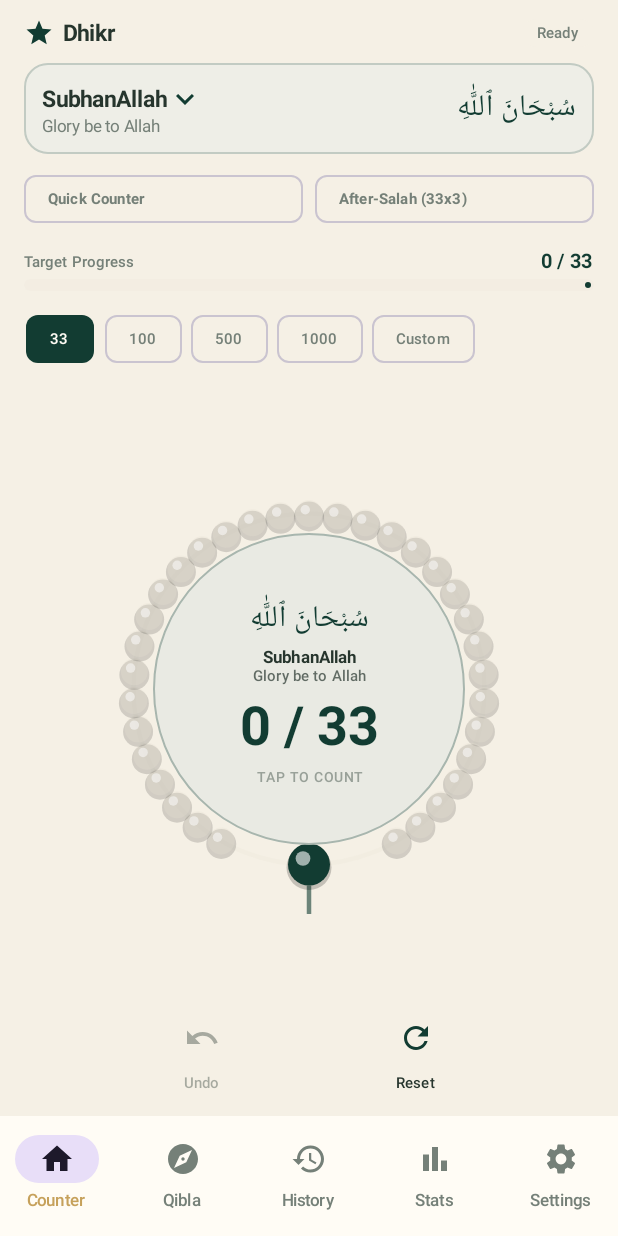
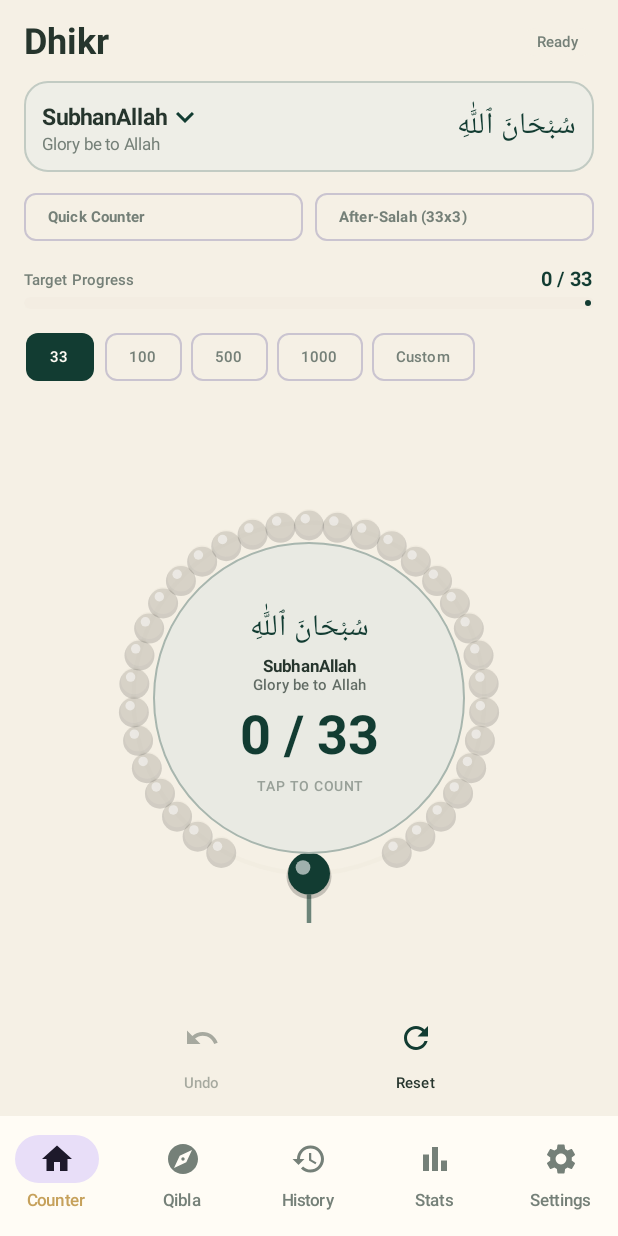
Before and after one commit to orewoleabdullah/Dhikr, an Android app built with Jetpack Compose: the screen it shows after launch (MainActivity), on a phone screen of 412 x 824 dp. Run offline under Robolectric (Android 15) with nearby library versions, the phone set to English and light mode, and no system bars; our stand-ins replace Room's generated code.

Commit message:
Remove star icon from Dhikr header and make Dhikr title larger

```diff
--- a/app/src/main/java/com/abdullah/dhikr/features/counter/presentation/CounterScreen.kt
+++ b/app/src/main/java/com/abdullah/dhikr/features/counter/presentation/CounterScreen.kt
@@ -100,16 +100,9 @@ fun CounterScreen(
                 verticalAlignment = Alignment.CenterVertically
             ) {
                 Row(verticalAlignment = Alignment.CenterVertically) {
-                    Icon(
-                        imageVector = Icons.Default.Star,
-                        contentDescription = null,
-                        tint = MaterialTheme.colorScheme.primary,
-                        modifier = Modifier.size(20.dp)
-                    )
-                    Spacer(modifier = Modifier.width(6.dp))
                     Text(
                         text = "Dhikr",
-                        style = MaterialTheme.typography.titleMedium,
+                        style = MaterialTheme.typography.headlineSmall,
                         fontWeight = FontWeight.Bold,
                         color = MaterialTheme.colorScheme.onBackground
                     )
```
